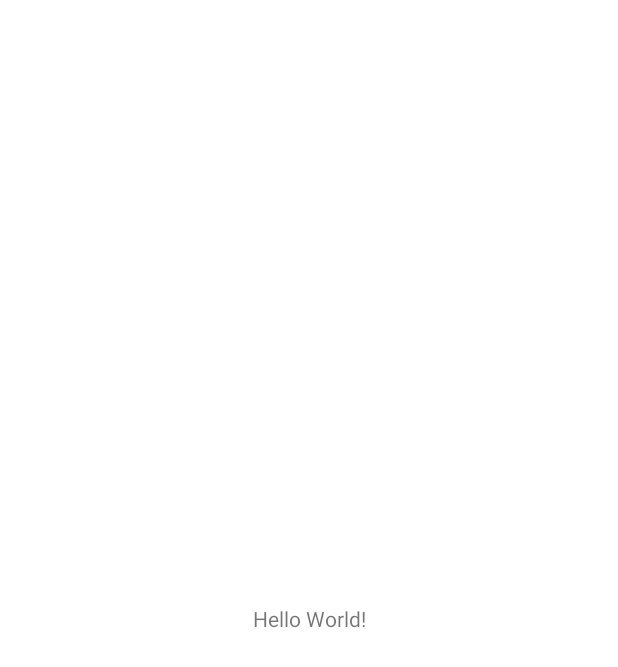
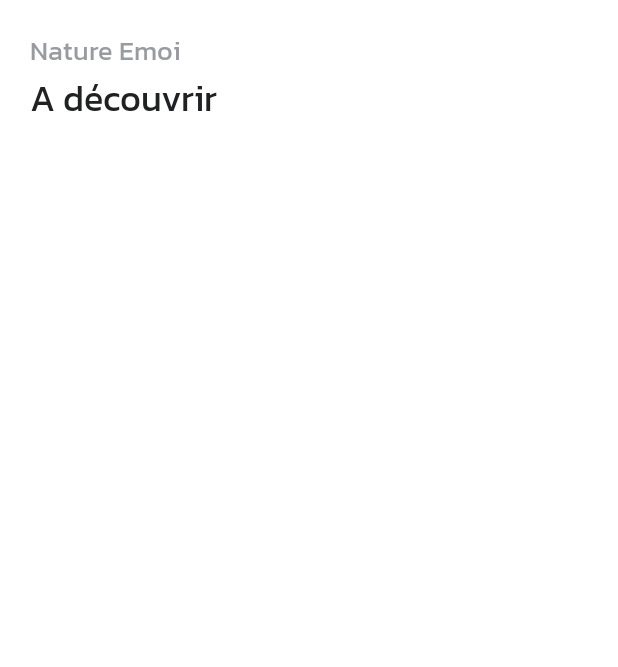
Before and after one commit to lardotn/NatureCollection, an Android app: the screen it shows after launch (MainActivity), on a phone screen of 412 x 824 dp. Before the commit the part shown is almost empty. Shown: the top 667 px of the screen. Run offline under Robolectric (Android 15) with nearby library versions, the phone set to English and light mode, and no system bars.

Commit message:
Create home page basic structure (title and framelayout). Add dimens.xml

```diff
--- a/app/src/main/res/layout/activity_main.xml
+++ b/app/src/main/res/layout/activity_main.xml
@@ -7,12 +7,29 @@
     tools:context=".MainActivity">
 
     <TextView
+        android:id="@+id/app_title"
         android:layout_width="wrap_content"
         android:layout_height="wrap_content"
-        android:text="Hello World!"
-        app:layout_constraintBottom_toBottomOf="parent"
-        app:layout_constraintLeft_toLeftOf="parent"
-        app:layout_constraintRight_toRightOf="parent"
-        app:layout_constraintTop_toTopOf="parent" />
+        android:text="@string/app_name"
+        style="@style/DefaultTextStyle"
+        app:layout_constraintStart_toStartOf="parent"
+        app:layout_constraintTop_toTopOf="parent"
+        android:layout_marginTop="@dimen/default_margin"
+        android:layout_marginLeft="@dimen/default_margin"/>
+
+    <TextView
+        android:id="@+id/page_title"
+        style="@style/TitleTextStyle"
+        android:layout_width="wrap_content"
+        android:layout_height="wrap_content"
+        android:text="@string/home_page_title"
+        app:layout_constraintStart_toStartOf="@+id/app_title"
+        app:layout_constraintTop_toBottomOf="@+id/app_title" />
+
+    <FrameLayout
+        android:id="@+id/fragment_container"
+        android:layout_width="match_parent"
+        android:layout_height="match_parent"
+        android:layout_marginTop="100dp"/>
 
 </androidx.constraintlayout.widget.ConstraintLayout>
--- /dev/null
+++ b/app/src/main/res/values/dimens.xml
@@ -0,0 +1,4 @@
+<?xml version="1.0" encoding="utf-8"?>
+<resources>
+    <dimen name="default_margin">20dp</dimen>
+</resources>
```
